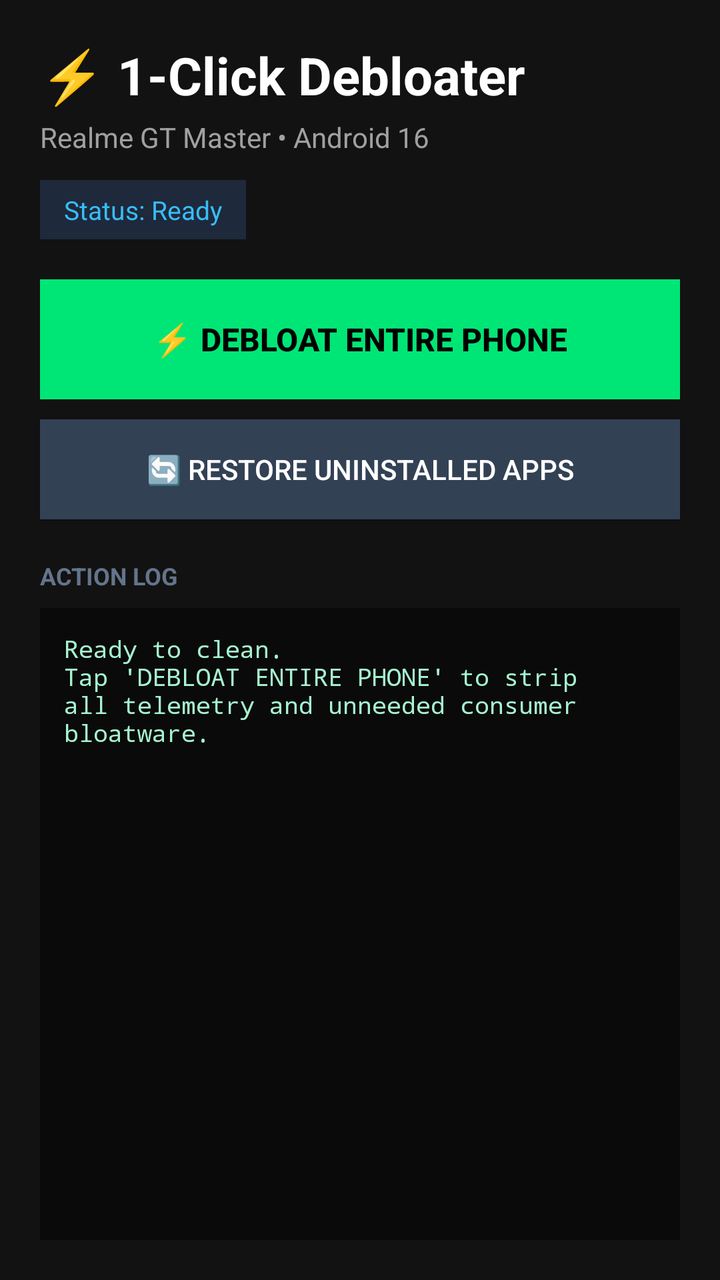
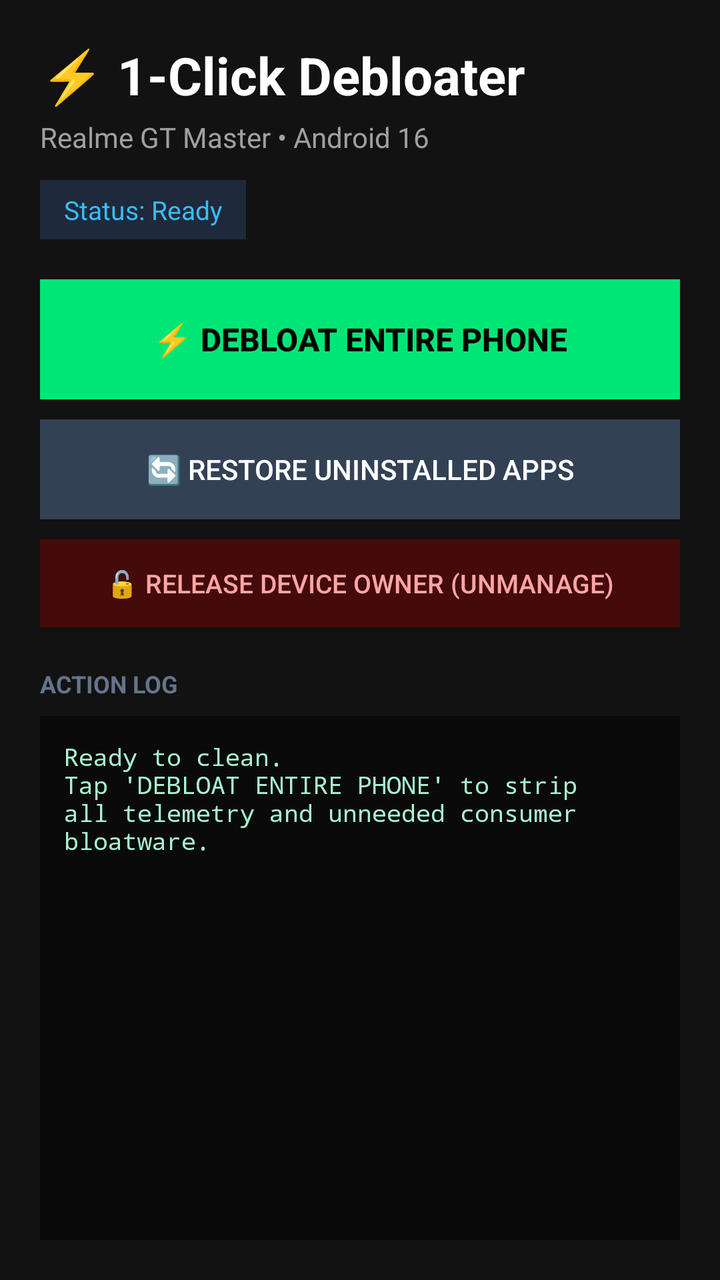

Compare the two renders of this Android layout. The source of the first and the diff that turns it into the second are given below.
<!-- AndroidManifest.xml: application theme android:Theme.DeviceDefault.NoActionBar -->
<!-- res/layout/activity_main.xml -->
<?xml version="1.0" encoding="utf-8"?>
<LinearLayout xmlns:android="http://schemas.android.com/apk/res/android"
    android:layout_width="match_parent"
    android:layout_height="match_parent"
    android:orientation="vertical"
    android:background="#121212"
    android:padding="20dp">

    
    <TextView
        android:layout_width="wrap_content"
        android:layout_height="wrap_content"
        android:text="⚡ 1-Click Debloater"
        android:textSize="26sp"
        android:textStyle="bold"
        android:textColor="#FFFFFF" />

    <TextView
        android:id="@+id/tv_device_info"
        android:layout_width="wrap_content"
        android:layout_height="wrap_content"
        android:layout_marginTop="4dp"
        android:text="Realme GT Master • Android 16"
        android:textSize="14sp"
        android:textColor="#A0A0A0" />

    <TextView
        android:id="@+id/tv_status"
        android:layout_width="wrap_content"
        android:layout_height="wrap_content"
        android:layout_marginTop="12dp"
        android:paddingStart="12dp"
        android:paddingEnd="12dp"
        android:paddingTop="6dp"
        android:paddingBottom="6dp"
        android:background="#1E293B"
        android:text="Status: Ready"
        android:textSize="13sp"
        android:textColor="#38BDF8" />

    
    <Button
        android:id="@+id/btn_debloat"
        android:layout_width="match_parent"
        android:layout_height="60dp"
        android:layout_marginTop="20dp"
        android:text="⚡ DEBLOAT ENTIRE PHONE"
        android:textSize="16sp"
        android:textStyle="bold"
        android:textColor="#000000"
        android:background="#00E676" />

    <Button
        android:id="@+id/btn_restore"
        android:layout_width="match_parent"
        android:layout_height="50dp"
        android:layout_marginTop="10dp"
        android:text="🔄 RESTORE UNINSTALLED APPS"
        android:textSize="14sp"
        android:textColor="#FFFFFF"
        android:background="#334155" />

    
    <TextView
        android:layout_width="wrap_content"
        android:layout_height="wrap_content"
        android:layout_marginTop="20dp"
        android:text="ACTION LOG"
        android:textSize="12sp"
        android:textStyle="bold"
        android:textColor="#64748B" />

    <ScrollView
        android:layout_width="match_parent"
        android:layout_height="0dp"
        android:layout_weight="1"
        android:layout_marginTop="8dp"
        android:background="#0A0A0A"
        android:padding="12dp">

        <TextView
            android:id="@+id/tv_log"
            android:layout_width="match_parent"
            android:layout_height="wrap_content"
            android:fontFamily="monospace"
            android:text="Ready to clean.\nTap 'DEBLOAT ENTIRE PHONE' to strip all telemetry and unneeded consumer bloatware.\n"
            android:textSize="12sp"
            android:textColor="#A7F3D0" />
    </ScrollView>

</LinearLayout>
<!-- resources referenced by this layout -->
<resources>

</resources>

<!-- the commit's change to res/layout/activity_main.xml (unified diff, before → after) -->
@@ -60,6 +60,16 @@
         android:textColor="#FFFFFF"
         android:background="#334155" />
 
+    <Button
+        android:id="@+id/btn_release_admin"
+        android:layout_width="match_parent"
+        android:layout_height="44dp"
+        android:layout_marginTop="10dp"
+        android:text="🔓 RELEASE DEVICE OWNER (UNMANAGE)"
+        android:textSize="13sp"
+        android:textColor="#FCA5A5"
+        android:background="#450A0A" />
+
     
     <TextView
         android:layout_width="wrap_content"
